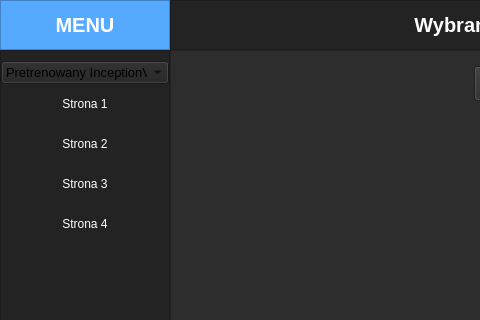
This is RozpoznawanieRasPsow/ui_main.ui in CptTemplar1/Rozpoznawanie_obrazow as Qt 5 draws it before an edit; both pictures show x 0 to 480 and y 0 to 320 of the 1080 by 720 pixel window. The edited form follows.
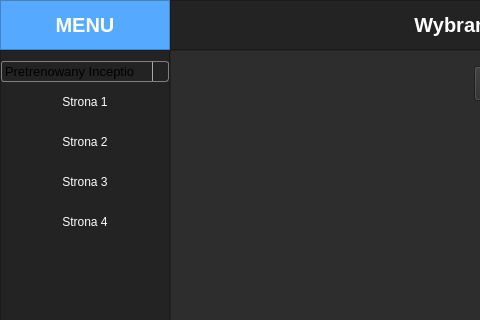
This is the edited form. Icons and pictures are not drawn.

Commit message: Zmieniono wygląd ComboBoxa

Patch:
```diff
--- a/RozpoznawanieRasPsow/ui_main.ui
+++ b/RozpoznawanieRasPsow/ui_main.ui
@@ -292,6 +292,60 @@
                  <pointsize>10</pointsize>
                 </font>
                </property>
+               <property name="autoFillBackground">
+                <bool>false</bool>
+               </property>
+               <property name="styleSheet">
+                <string notr="true">QComboBox {
+    border: 1px solid gray;
+    border-radius: 3px;
+    padding: 1px 18px 1px 3px;
+    min-width: 6em;
+}
+
+QComboBox:editable {
+    background: white;
+}
+
+QComboBox:!editable, QComboBox::drop-down:editable {
+     background: qlineargradient(x1: 0, y1: 0, x2: 0, y2: 1,
+                                 stop: 0 #E1E1E1, stop: 0.4 #DDDDDD,
+                                 stop: 0.5 #D8D8D8, stop: 1.0 #D3D3D3);
+}
+
+/* QComboBox gets the &quot;on&quot; state when the popup is open */
+QComboBox:!editable:on, QComboBox::drop-down:editable:on {
+    background: qlineargradient(x1: 0, y1: 0, x2: 0, y2: 1,
+                                stop: 0 #D3D3D3, stop: 0.4 #D8D8D8,
+                                stop: 0.5 #DDDDDD, stop: 1.0 #E1E1E1);
+}
+
+QComboBox:on { /* shift the text when the popup opens */
+    padding-top: 3px;
+    padding-left: 4px;
+}
+
+QComboBox::drop-down {
+    subcontrol-origin: padding;
+    subcontrol-position: top right;
+    width: 15px;
+
+    border-left-width: 1px;
+    border-left-color: darkgray;
+    border-left-style: solid; /* just a single line */
+    border-top-right-radius: 3px; /* same radius as the QComboBox */
+    border-bottom-right-radius: 3px;
+}
+
+QComboBox::down-arrow {
+    image: url(/usr/share/icons/crystalsvg/16x16/actions/1downarrow.png);
+}
+
+QComboBox::down-arrow:on { /* shift the arrow when popup is open */
+    top: 1px;
+    left: 1px;
+}</string>
+               </property>
                <property name="editable">
                 <bool>false</bool>
                </property>
```
The commit also changes 3 other files.
